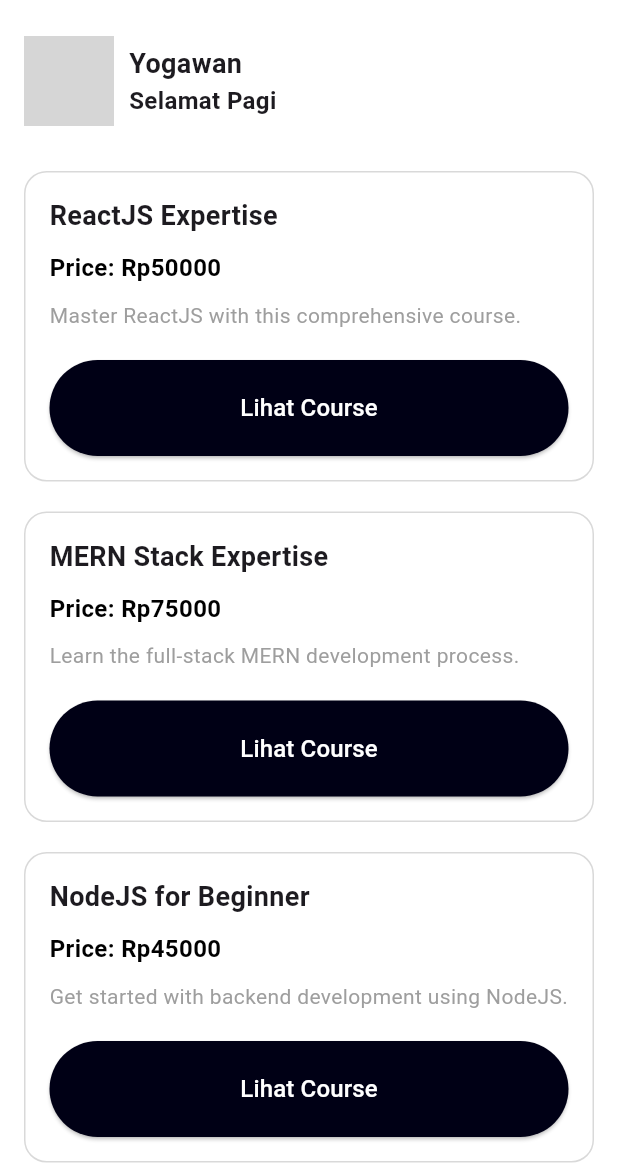
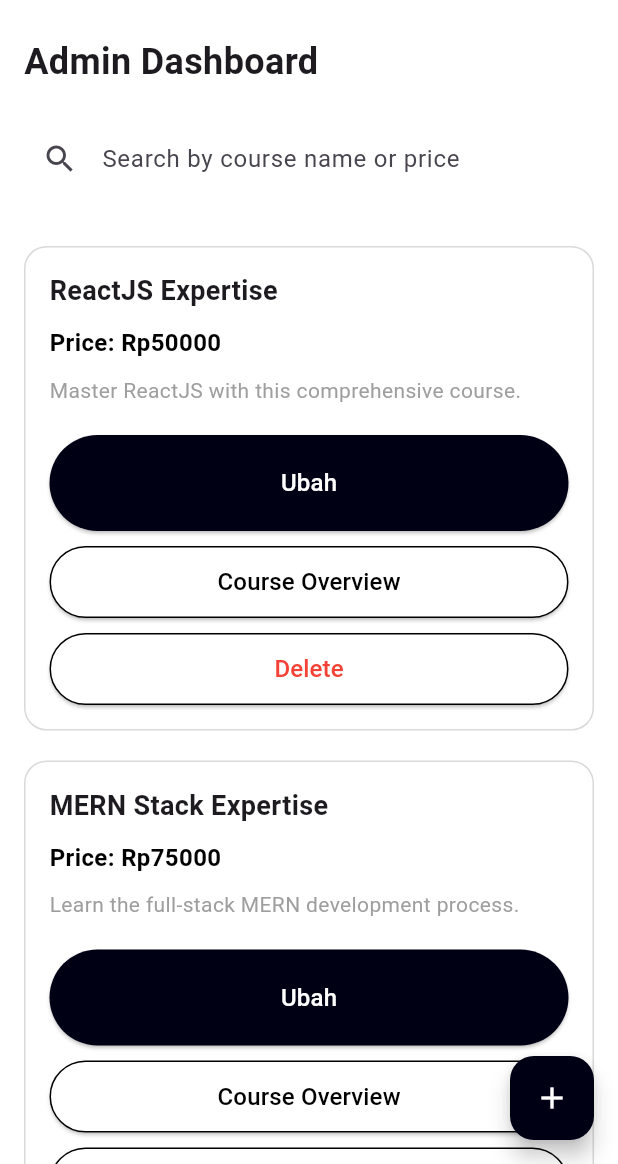
Before and after one commit to yogawan/courseconnect, a Flutter app: the AdminCourseScreen screen opened directly, on a phone screen of 412 x 824 dp, the part 72-1236 px from its top. Run offline on Flutter 3.47's test engine with Material 3 defaults, Android fonts, the phone set to English and light mode, and no system bars; our stand-ins replace jwt_decoder; grey boxes are pictures that could not be loaded.

Commit message:
UI desain

```diff
--- a/lib/screen/admin_dashboard/admin_course_screen.dart
+++ b/lib/screen/admin_dashboard/admin_course_screen.dart
@@ -1,5 +1,6 @@
+import 'package:courseconnect/screen/admin_dashboard/admin_tambah_course.dart';
+import 'package:courseconnect/screen/admin_dashboard/admin_ubah_course.dart';
 import 'package:flutter/material.dart';
-import '../admin_dashboard/admin_detail_screen.dart';
 import '../admin_auth/admin_login_screen.dart';
 
 class AdminCourseScreen extends StatefulWidget {
@@ -45,6 +46,14 @@ class _AdminCourseScreenState extends State<AdminCourseScreen> {
     ),
   ];
 
+  List<Product> filteredProducts = [];
+
+  @override
+  void initState() {
+    super.initState();
+    filteredProducts = products;
+  }
+
   void _logout() {
     Navigator.pushReplacement(
       context,
@@ -54,6 +63,25 @@ class _AdminCourseScreenState extends State<AdminCourseScreen> {
     );
   }
 
+  void _search(String query) {
+    setState(() {
+      filteredProducts = products.where((product) {
+        final nameLower = product.name.toLowerCase();
+        final descriptionLower = product.description.toLowerCase();
+        final searchLower = query.toLowerCase();
+        return nameLower.contains(searchLower) ||
+            descriptionLower.contains(searchLower) ||
+            product.price.toString().contains(query);
+      }).toList();
+    });
+  }
+
+  void _deleteProduct(int id) {
+    setState(() {
+      products.removeWhere((product) => product.id == id);
+      filteredProducts = products;
+    });
+  }
 
   @override
   Widget build(BuildContext context) {
@@ -83,40 +111,29 @@ class _AdminCourseScreenState extends State<AdminCourseScreen> {
       body: ListView(
         padding: const EdgeInsets.all(16.0),
         children: [
-          Row(
-            children: <Widget>[
-              CircleAvatar(
-                radius: 30,
-                backgroundImage: Image.network(
-                  "https://ui-avatars.com/api/?name=${widget.username}?size=100",
-                ).image,
-              ),
-              const SizedBox(width: 10),
-              Expanded(
-                child: Column(
-                  crossAxisAlignment: CrossAxisAlignment.start,
-                  children: <Widget>[
-                    Text(
-                      widget.username,
-                      style: const TextStyle(
-                        fontSize: 18,
-                        fontWeight: FontWeight.bold,
-                      ),
-                    ),
-                    const Text(
-                      'Selamat Pagi',
-                      style: TextStyle(
-                        fontSize: 16,
-                        fontWeight: FontWeight.bold,
-                      ),
-                    ),
-                  ],
-                ),
-              ),
-            ],
+          const Text(
+            'Admin Dashboard',
+            style: TextStyle(
+              fontSize: 24,
+              fontWeight: FontWeight.bold,
+            ),
           ),
           const SizedBox(height: 20),
-          ...products.map((product) {
+          TextField(
+            onChanged: _search,
+            decoration: InputDecoration(
+              hintText: 'Search by course name or price',
+              filled: true,
+              fillColor: Colors.white,
+              border: OutlineInputBorder(
+                borderRadius: BorderRadius.circular(1000),
+                borderSide: BorderSide.none,
+              ),
+              prefixIcon: const Icon(Icons.search),
+            ),
+          ),
+          const SizedBox(height: 20),
+          ...filteredProducts.map((product) {
             return Container(
               margin: const EdgeInsets.symmetric(vertical: 10),
               decoration: BoxDecoration(
@@ -171,17 +188,66 @@ class _AdminCourseScreenState extends State<AdminCourseScreen> {
                           Navigator.push(
                             context,
                             MaterialPageRoute(
-                              builder: (context) => AdminDetailScreen(
+                              builder: (context) => AdminUbahCourse(
                                 title: product.name,
                                 description: product.description,
+                                price: product.price.toDouble(),
                               ),
                             ),
                           );
                         },
                         child: const Text(
-                          'Lihat Course',
+                          'Ubah',
                           style: TextStyle(
                             color: Colors.white,
+                            fontSize: 16,
+                          ),
+                        ),
+                      ),
+                    ),
+                    const SizedBox(height: 10),
+                    SizedBox(
+                      width: double.infinity,
+                      height: 48,
+                      child: ElevatedButton(
+                        style: ElevatedButton.styleFrom(
+                          backgroundColor: Colors.white,
+                          shape: RoundedRectangleBorder(
+                            borderRadius: BorderRadius.circular(1000),
+                            side: BorderSide(color: Colors.black),
+                          ),
+                        ),
+                        onPressed: () {
+                          // Implement course overview functionality here
+                        },
+                        child: const Text(
+                          'Course Overview',
+                          style: TextStyle(
+                            color: Colors.black,
+                            fontSize: 16,
+                          ),
+                        ),
+                      ),
+                    ),
+                    const SizedBox(height: 10),
+                    SizedBox(
+                      width: double.infinity,
+                      height: 48,
+                      child: ElevatedButton(
+                        style: ElevatedButton.styleFrom(
+                          backgroundColor: Colors.white,
+                          shape: RoundedRectangleBorder(
+                            borderRadius: BorderRadius.circular(1000),
+                            side: BorderSide(color: const Color.fromARGB(255, 0, 0, 0)),
+                          ),
+                        ),
+                        onPressed: () {
+                          _deleteProduct(product.id);
+                        },
+                        child: const Text(
+                          'Delete',
+                          style: TextStyle(
+                            color: Colors.red,
                             fontSize: 16,
                           ),
                         ),
@@ -194,6 +260,19 @@ class _AdminCourseScreenState extends State<AdminCourseScreen> {
           }).toList(),
         ],
       ),
+      floatingActionButton: FloatingActionButton(
+        onPressed: () {
+          Navigator.push(
+            context,
+            MaterialPageRoute(
+              builder: (context) => AdminTambahCourse(),
+            ),
+          );
+        },
+        backgroundColor: const Color(0xFF000015),
+        child: const Icon(Icons.add, color: Colors.white),
+      ),
+      floatingActionButtonLocation: FloatingActionButtonLocation.endFloat,
     );
   }
 }
```
Also changed, not shown: lib/screen/admin_dashboard/admin_tambah_course.dart (added, +130 -0 lines), lib/screen/admin_dashboard/admin_ubah_course.dart (added, +215 -0 lines).
